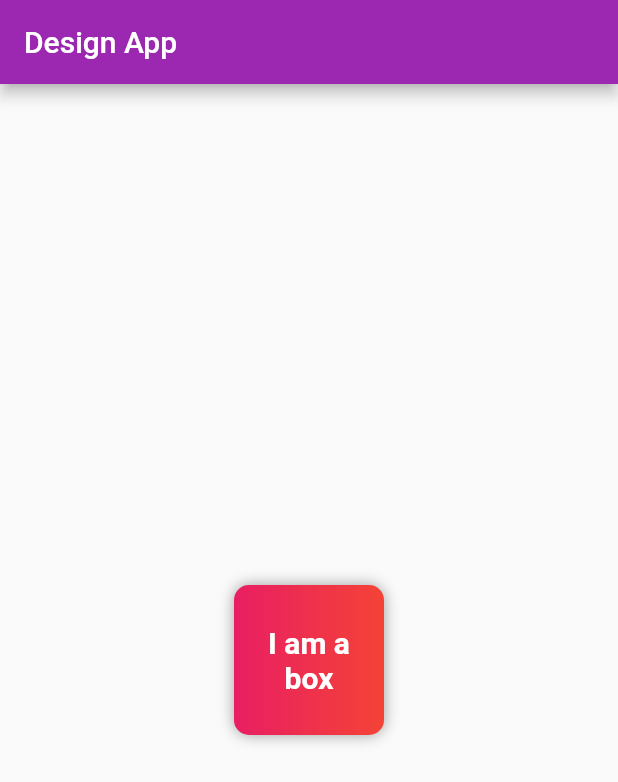
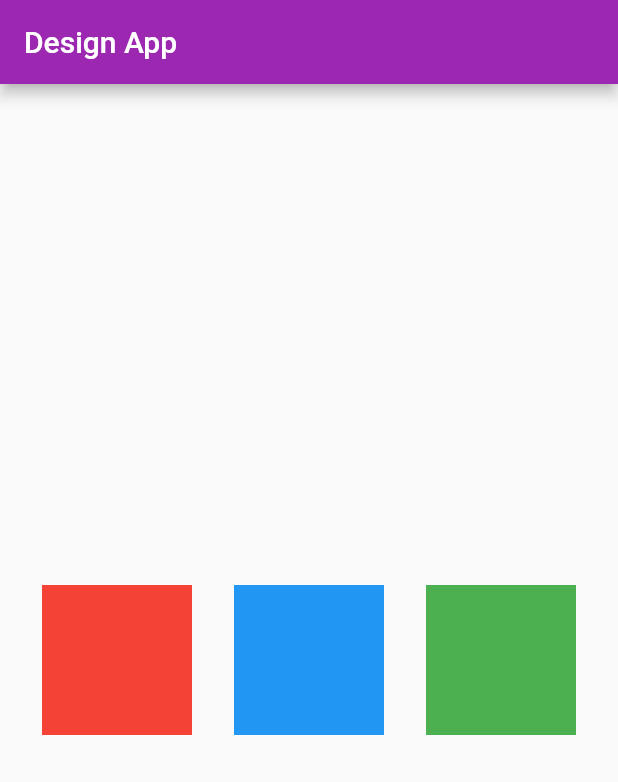
Before and after one commit to vinnAnony/design-app, a Flutter app: the screen it shows after launch, on a phone screen of 412 x 824 dp. Shown: the top 782 px of the screen. Run offline on Flutter 3.47's test engine with Material 2 defaults, Android fonts, the phone set to English and light mode, and no system bars.

Commit message:
playing with row and column

```diff
--- a/lib/main.dart
+++ b/lib/main.dart
@@ -15,26 +15,33 @@ class HomePage extends StatelessWidget {
         title: Text("Design App"),
       ),
       body: Center(
-        child: Container(
+          child: Row(
+        mainAxisAlignment: MainAxisAlignment.spaceEvenly,
+        crossAxisAlignment: CrossAxisAlignment.center,
+        children: [
+          Container(
             padding: const EdgeInsets.all(10),
             width: 100,
             height: 100,
             alignment: Alignment.center,
-          decoration: BoxDecoration(
             color: Colors.red,
-              borderRadius: BorderRadius.circular(10),
-              gradient: LinearGradient(colors: [Colors.pink, Colors.red]),
-              boxShadow: [
-                BoxShadow(color: Colors.grey, blurRadius: 8),
-              ]),
-          child: Text(
-            "I am a box",
-            textAlign: TextAlign.center,
-            style: TextStyle(
-                fontSize: 20, color: Colors.white, fontWeight: FontWeight.bold),
           ),
+          Container(
+            padding: const EdgeInsets.all(10),
+            width: 100,
+            height: 100,
+            alignment: Alignment.center,
+            color: Colors.blue,
           ),
+          Container(
+            padding: const EdgeInsets.all(10),
+            width: 100,
+            height: 100,
+            alignment: Alignment.center,
+            color: Colors.green,
           ),
+        ],
+      )),
     );
   }
 }
```
Also changed, not shown: 1 other file. Lines whose indentation alone changed are shown as unchanged.
